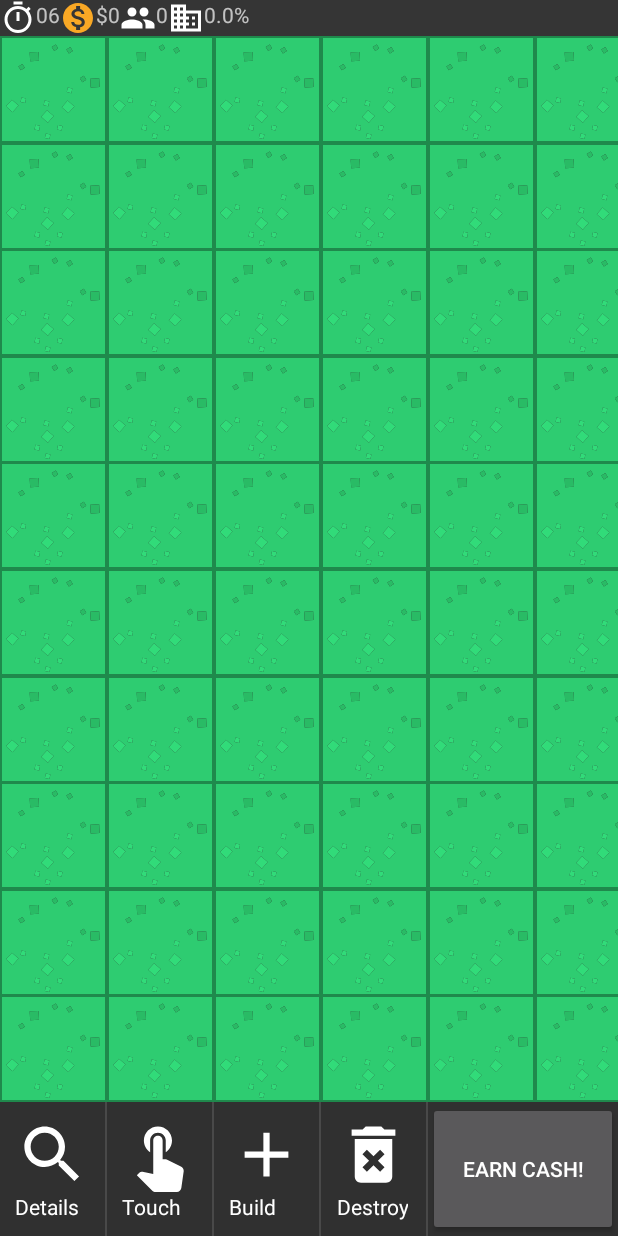
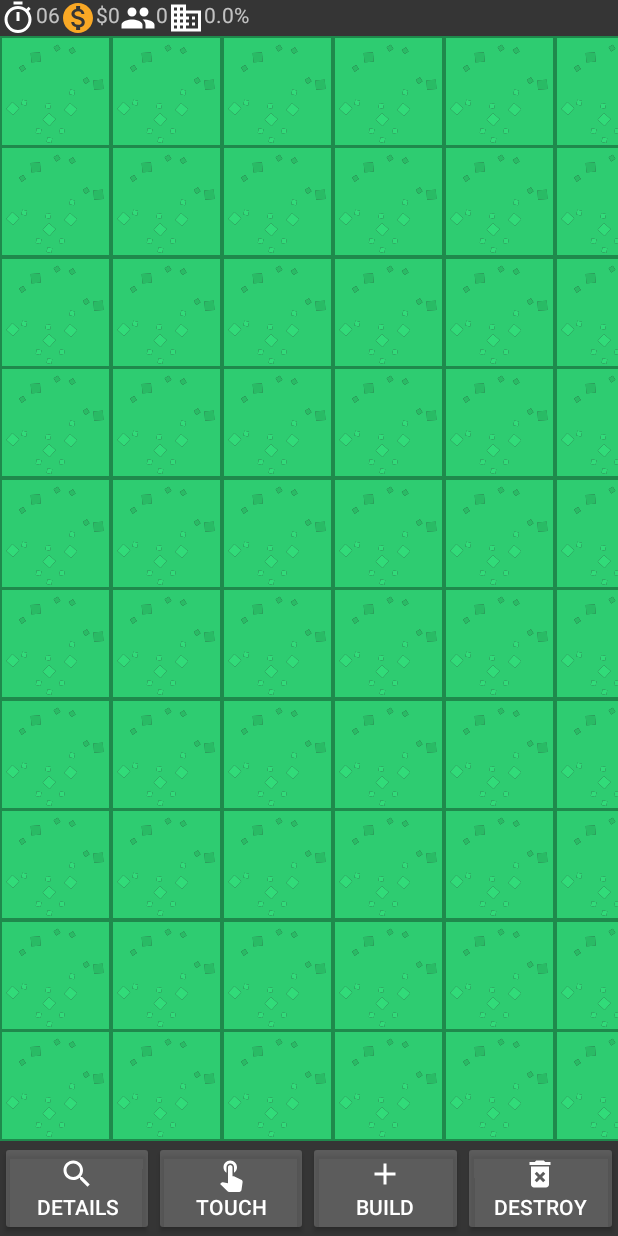
Before and after one commit to BenBowers/MadCity, an Android app: the screen it shows after launch (MapActivity), after a tap on "NEW GAME", on a phone screen of 412 x 824 dp. Run offline under Robolectric (Android 15) with nearby library versions, the phone set to English and light mode, and no system bars; 2 statements that could not run were skipped.

Commit message:
Selector refactor

```diff
--- a/app/src/main/AndroidManifest.xml
+++ b/app/src/main/AndroidManifest.xml
@@ -26,6 +26,8 @@
         <activity
             android:name=".SettingsActivity"
             android:parentActivityName=".TitleScreen" />
+        <activity android:name=".MapDetailsActivity"
+            android:parentActivityName=".MapActivity"/>
     </application>
 
 </manifest>
--- a/app/src/main/java/edu/curtin/madcity/MapActivity.java
+++ b/app/src/main/java/edu/curtin/madcity/MapActivity.java
@@ -4,8 +4,6 @@ import android.content.Context;
 import android.content.Intent;
 import android.os.Bundle;
 import android.util.Log;
-import android.view.View;
-import android.widget.Button;
 
 import androidx.appcompat.app.AppCompatActivity;
 import androidx.fragment.app.FragmentManager;
@@ -14,19 +12,18 @@ public class MapActivity extends AppCompatActivity
 {
     private static final String TAG = "MapActivity";
 
-    private Button mUpdateButton;
     private StatusBar mStatusBar;
 
     public static Intent newIntent(Context packageContext)
     {
         return new Intent(packageContext, MapActivity.class);
+
     }
 
     @Override
     protected void onCreate(Bundle savedInstanceState)
     {
         Log.d(TAG, "onCreate() called");
-
 
         MapGrid mapGrid;
         SelectorFragment selectorFragment;
@@ -35,10 +32,6 @@ public class MapActivity extends AppCompatActivity
         super.onCreate(savedInstanceState);
         setContentView(R.layout.activity_map);
 
-        mUpdateButton = findViewById(R.id.updateButton);
-        mUpdateButton.setOnClickListener(this::update);
-
-        mStatusBar = (StatusBar)fm.findFragmentById(R.id.map_status_bar);
 
         if (mStatusBar == null)
         {
@@ -69,20 +62,8 @@ public class MapActivity extends AppCompatActivity
             fm.beginTransaction().add(R.id.map_grid, mapGrid).commit();
         }
 
-
-    }
-
-    private void update(View v)
-    {
-        Log.d(TAG, "updating");
-        mStatusBar.update();
-    }
-
-    private void update()
-    {
-        Log.d(TAG, "updating");
-        mStatusBar.update();
     }
 
 
+
 }
--- a/app/src/main/java/edu/curtin/madcity/SelectorFragment.java
+++ b/app/src/main/java/edu/curtin/madcity/SelectorFragment.java
@@ -1,21 +1,18 @@
 package edu.curtin.madcity;
 
 import android.content.Intent;
+import android.content.res.ColorStateList;
 import android.os.Bundle;
 import android.util.Log;
 import android.view.LayoutInflater;
 import android.view.View;
 import android.view.ViewGroup;
-import android.widget.ImageView;
-import android.widget.TextView;
+import android.widget.Button;
 import android.widget.Toast;
 
 import androidx.annotation.NonNull;
 import androidx.annotation.Nullable;
 import androidx.fragment.app.Fragment;
-import androidx.recyclerview.widget.DividerItemDecoration;
-import androidx.recyclerview.widget.LinearLayoutManager;
-import androidx.recyclerview.widget.RecyclerView;
 
 import edu.curtin.madcity.structure.Structure;
 import edu.curtin.madcity.structure.StructureData;
@@ -27,7 +24,17 @@ public class SelectorFragment extends Fragment
 {
 // CLASS CONSTANTS -----------------------------------------------------------
 
-    private static final String TAG = "SelectorFragment";
+    /**
+     * Enum to identify the current button that's selected
+     */
+    private enum SelectedItem{
+        INSPECT,
+        TOUCH,
+        ADD,
+        REMOVE
+    }
+
+    private static final String TAG = "Selector";
 
     private static final String DIALOG_NUMBER = "DialogNumber";
 
@@ -37,54 +44,21 @@ public class SelectorFragment extends Fragment
 
     private final GameData GAME_DATA = GameData.getInstance();
 
+    private Structure mStructure;
+    private SelectedItem mSelectedItem = SelectedItem.TOUCH;
 
-    private static final SelectorItem TOUCH = new SelectorItem(
-            R.string.selector_inspect, R.drawable.selector_inspect);
+    private Button mInspectButton;
+    private Button mTouchButton;
+    private Button mAddButton;
+    private Button mRemoveButton;
 
-    private static final SelectorItem INSPECT = new SelectorItem(
-            R.string.selector_touch, R.drawable.selector_touch);
+    public SelectorFragment(){}
 
-
-    private static final SelectorItem ADD = new SelectorItem(
-            R.string.selector_add, R.drawable.selector_add);
-
-    private static final SelectorItem REMOVE = new SelectorItem(
-            R.string.selector_remove, R.drawable.selector_remove);
-
-    private static final SelectorItem[] ITEMS = {
-            TOUCH,
-            INSPECT,
-            ADD,
-            REMOVE,
-    };
-
-    private static final int TOUCH_POS = 0;
-    private static final int INSPECT_POS = 1;
-    private static final int ADD_POS = 2;
-    private static final int REMOVE_POS = 3;
-
-// PRIVATE CLASS FIELDS ------------------------------------------------------
-
-    private RecyclerView mRecyclerView;
-    private SelectorAdaptor mAdapter = new SelectorAdaptor();
-    private int mSelectedPos = -1;
-
-    private Structure mStructure;
-
-// CONSTRUCTORS --------------------------------------------------------------
-
-    public SelectorFragment()
+    @Override
+    public void onCreate(@Nullable Bundle savedInstanceState)
     {
-        // These have to be set at runtime because they're not static
-
-        INSPECT.setOnClickListener(this::touchClicked);
-        TOUCH.setOnClickListener(this::inspectClicked);
-        ADD.setOnClickListener(this::addClicked);
-        REMOVE.setOnClickListener(this::removeClicked);
+        super.onCreate(savedInstanceState);
     }
-
-
-// OVERRIDE METHODS ----------------------------------------------------------
 
     @Nullable
     @Override
@@ -93,16 +67,22 @@ public class SelectorFragment extends Fragment
                              @Nullable Bundle savedInstanceState)
     {
         Log.d(TAG, "onCreateView() called");
+        View view  = inflater.inflate(R.layout.selector_fragment,
+                                      container, false);
 
-        View view = inflater.inflate(R.layout.selector, container, false);
-        mRecyclerView = view.findViewById(R.id.selector_recycler_view);
-        mRecyclerView.setLayoutManager(
-                new LinearLayoutManager(getActivity(),
-                                        RecyclerView.HORIZONTAL, false));
-        mRecyclerView.setAdapter(mAdapter);
-        mRecyclerView.addItemDecoration(
-                new DividerItemDecoration(mRecyclerView.getContext(),
-                                          DividerItemDecoration.HORIZONTAL));
+        // Get references to UI elements
+        mInspectButton = view.findViewById(R.id.inspect_button);
+        mTouchButton = view.findViewById(R.id.touch_button);
+        mAddButton = view.findViewById(R.id.add_button);
+        mRemoveButton = view.findViewById(R.id.remove_button);
+
+        // Add listeners to the buttons
+        mInspectButton.setOnClickListener(this::inspectClicked);
+        mTouchButton.setOnClickListener(this::touchClicked);
+        mAddButton.setOnClickListener(this::addClicked);
+        mRemoveButton.setOnClickListener(this::removeClicked);
+
+
         return view;
     }
 
@@ -133,41 +113,6 @@ public class SelectorFragment extends Fragment
         }
     }
 
-// PUBLIC METHODS ------------------------------------------------------------
-
-
-    // PRIVATE METHODS -----------------------------------------------------------
-
-    private void selectStructure(int type)
-    {
-        switch (type)
-        {
-            case 0:
-
-                showList(REQUEST_RESIDENTIAL);
-                break;
-            case 1:
-                showList(REQUEST_COMMERCIAL);
-
-                break;
-            case 2:
-                mStructure = StructureData.ROAD;
-                break;
-            default:
-                throw new IllegalArgumentException("invalid type");
-        }
-    }
-
-    private void showList(int code)
-    {
-        StructureSelector selector =
-                new StructureSelector(
-                        getType(code));
-
-        selector.setTargetFragment(SelectorFragment.this,
-                                   code);
-        selector.show(getFragmentManager(), DIALOG_NUMBER);
-    }
 
     private void structureReceived(int type, Intent data)
     {
@@ -193,35 +138,67 @@ public class SelectorFragment extends Fragment
         return arr;
     }
 
-    public boolean itemClicked(int x, int y)
+    private void showList(int code)
     {
-        boolean dataChanged = true;
+        StructureSelector selector =
+                new StructureSelector(
+                        getType(code));
 
-        switch (mSelectedPos)
+        selector.setTargetFragment(SelectorFragment.this,
+                                   code);
+
+        selector.show(getFragmentManager(), DIALOG_NUMBER);
+    }
+
+    private void touchClicked(View view)
+    {
+        Log.d(TAG, "touchClicked() called");
+        setSelectedItem(SelectedItem.TOUCH);
+    }
+
+    private void inspectClicked(View view)
+    {
+        Log.d(TAG, "inspectClicked() called");
+        setSelectedItem(SelectedItem.INSPECT);
+
+    }
+
+    private void addClicked(View view)
+    {
+        Log.d(TAG, "addClicked() called");
+        setSelectedItem(SelectedItem.ADD);
+
+
+        StructureSelector selector = new StructureSelector();
+        selector.setTargetFragment(SelectorFragment.this,
+                                   REQUEST_STRUCTURE_TYPE);
+        selector.show(getFragmentManager(), DIALOG_NUMBER);
+    }
+
+    private void removeClicked(View view)
+    {
+        Log.d(TAG, "removeClicked() called");
+        setSelectedItem(SelectedItem.REMOVE);
+    }
+
+    private void selectStructure(int type)
+    {
+        switch (type)
         {
-            case TOUCH_POS:
-                dataChanged = false;
+            case 0:
+
+                showList(REQUEST_RESIDENTIAL);
                 break;
-            case INSPECT_POS:
-                dataChanged = false;
-                inspectItem(x, y);
+            case 1:
+                showList(REQUEST_COMMERCIAL);
+
                 break;
-            case ADD_POS:
-                if (mStructure != null)
-                {
-                    addStructure(x, y);
-                }
-                break;
-
-            case REMOVE_POS:
-                removeStructure(x, y);
+            case 2:
+                mStructure = StructureData.ROAD;
                 break;
             default:
-                dataChanged = false;
-                break;
+                throw new IllegalArgumentException("invalid type");
         }
-
-        return dataChanged;
     }
 
     public void addStructure(int x, int y)
@@ -249,142 +226,59 @@ public class SelectorFragment extends Fragment
         GAME_DATA.mMap[x][y] = null;
     }
 
-    private void touchClicked(View view)
+    public boolean itemClicked(int x, int y)
     {
-        Log.d(TAG, "touchClicked() called");
-        mSelectedPos = 0;
-        updateUI();
+        boolean dataChanged = true;
 
+        switch (mSelectedItem)
+        {
+            case TOUCH:
+                dataChanged = false;
+                break;
+            case INSPECT:
+                dataChanged = false;
+                inspectItem(x, y);
+                break;
+            case ADD:
+                if (mStructure != null)
+                {
+                    addStructure(x, y);
+                }
+                break;
+
+            case REMOVE:
+                removeStructure(x, y);
+                break;
+            default:
+                dataChanged = false;
+                break;
+        }
+
+        return dataChanged;
     }
 
-    private void inspectClicked(View view)
+    private void setSelectedItem(SelectedItem x)
     {
-        Log.d(TAG, "inspectClicked() called");
-        mSelectedPos  = 1;
-        updateUI();
+
+        getButton(mSelectedItem).setBackgroundTintList(ColorStateList.valueOf(
+                getResources().getColor(R.color.not_selected, null)));
+
+        getButton(x).setBackgroundTintList(ColorStateList.valueOf(
+            getResources().getColor(R.color.selected, null)));
+        mSelectedItem = x;
     }
 
-    private void addClicked(View view)
+    private Button getButton(SelectedItem x) throws IllegalStateException
     {
-        Log.d(TAG, "addClicked() called");
-        mSelectedPos = 2;
-        updateUI();
-
-        StructureSelector selector = new StructureSelector();
-        selector.setTargetFragment(SelectorFragment.this,
-                                   REQUEST_STRUCTURE_TYPE);
-        selector.show(getFragmentManager(), DIALOG_NUMBER);
-    }
-
-    private void removeClicked(View view)
-    {
-        Log.d(TAG, "removeClicked() called");
-        mSelectedPos = 3;
-        updateUI();
-    }
-
-    private void updateUI()
-    {
-        mAdapter.notifyDataSetChanged();
-    }
-
-// PRIVATE CLASSES -----------------------------------------------------------
-
-    private class SelectorAdaptor
-            extends RecyclerView.Adapter<SelectorViewHolder>
-    {
-        @NonNull
-        @Override
-        public SelectorViewHolder onCreateViewHolder(
-                @NonNull ViewGroup parent, int viewType)
+        Button button;
+        switch (x)
         {
-            Log.d(TAG, "onCreateViewHolder() called");
-
-            LayoutInflater layoutInflater =
-                    LayoutInflater.from(getActivity());
-            View view = layoutInflater.inflate(
-                    R.layout.selector_cell, parent,false);
-            return new SelectorViewHolder(view);
+            case INSPECT: button = mInspectButton; break;
+            case TOUCH: button = mTouchButton; break;
+            case ADD: button = mAddButton; break;
+            case REMOVE: button = mRemoveButton; break;
+            default: throw new IllegalStateException();
         }
-
-        @Override
-        public void onBindViewHolder(@NonNull SelectorViewHolder holder,
-                                     int position)
-        {
-            Log.d(TAG, "onBindViewHolder() called");
-            holder.bind(ITEMS[position]);
-
-            if(position == mSelectedPos)
-            {
-                holder.itemView.setBackgroundColor(
-                        getResources().getColor(R.color.selected, null));
-            }
-            else
-            {
-                holder.itemView.setBackgroundColor(
-                        getResources().getColor(R.color.trans, null));
-            }
-        }
-
-        @Override
-        public int getItemCount()
-        {
-            Log.d(TAG, "getItemCount() called");
-            return ITEMS.length;
-        }
-    }
-
-    private class SelectorViewHolder extends RecyclerView.ViewHolder
-            implements View.OnClickListener
-    {
-        private ImageView mImageView;
-        private TextView mTextView;
-
-        private SelectorItem mSelectorItem;
-
-        public SelectorViewHolder(@NonNull View itemView)
-        {
-            super(itemView);
-            mImageView = itemView.findViewById(R.id.selector_image_view);
-            mTextView = itemView.findViewById(R.id.selector_text_view);
-            itemView.setOnClickListener(this);
-        }
-
-        public void bind(SelectorItem selectorItem)
-        {
-            mSelectorItem = selectorItem;
-            mTextView.setText(mSelectorItem.NAME);
-            mImageView.setImageResource(mSelectorItem.DRAWABLE);
-        }
-
-        @Override
-        public void onClick(View view)
-        {
-            mSelectorItem.onClick(view);
-        }
-    }
-
-    private static class SelectorItem implements View.OnClickListener
-    {
-        public final int NAME;
-        public final int DRAWABLE;
-        private View.OnClickListener ON_CLICK;
-
-        public SelectorItem(int name, int drawable)
-        {
-            NAME = name;
-            DRAWABLE = drawable;
-        }
-
-        public void setOnClickListener(View.OnClickListener v)
-        {
-            ON_CLICK = v;
-        }
-
-        @Override
-        public void onClick(View view)
-        {
-            ON_CLICK.onClick(view);
-        }
+        return button;
     }
 }
--- a/app/src/main/res/layout/activity_map.xml
+++ b/app/src/main/res/layout/activity_map.xml
@@ -4,7 +4,6 @@
     android:layout_width="match_parent"
     android:layout_height="match_parent"
     android:orientation="vertical"
-    xmlns:app="http://schemas.android.com/apk/res-auto"
     tools:context=".MapActivity">
 
     <FrameLayout
@@ -21,32 +20,13 @@
 
         />
 
-<androidx.constraintlayout.widget.ConstraintLayout
-    android:layout_width="match_parent"
-    android:layout_height="wrap_content">
 
     <FrameLayout
         android:id="@+id/map_selector"
-        android:layout_width="wrap_content"
+        android:layout_width="match_parent"
         android:layout_height="wrap_content"
-        app:layout_constraintTop_toTopOf="parent"
-        app:layout_constraintBottom_toBottomOf="parent"
-        app:layout_constraintStart_toStartOf="parent"
-        app:layout_constraintEnd_toStartOf="@id/updateButton"
         />
 
-    <Button
-        android:id="@+id/updateButton"
-        android:layout_width="0dp"
-        android:layout_height="0dp"
-        android:layout_weight="0.3"
-        android:text="@string/update_button"
-        app:layout_constraintTop_toTopOf="parent"
-        app:layout_constraintBottom_toBottomOf="parent"
-        app:layout_constraintStart_toEndOf="@id/map_selector"
-        app:layout_constraintEnd_toEndOf="parent"/>
-
-</androidx.constraintlayout.widget.ConstraintLayout>
 
 
 </LinearLayout>
--- /dev/null
+++ b/app/src/main/res/layout/selector_fragment.xml
@@ -0,0 +1,48 @@
+<?xml version="1.0" encoding="utf-8"?>
+<LinearLayout xmlns:android="http://schemas.android.com/apk/res/android"
+    android:layout_width="match_parent"
+    android:layout_height="wrap_content"
+    android:background="@color/colorPrimaryDark"
+    android:orientation="horizontal">
+
+    <Button
+        android:id="@+id/inspect_button"
+        android:layout_width="0dp"
+        android:layout_height="match_parent"
+        android:layout_weight="0.25"
+        android:drawableTop="@drawable/selector_inspect"
+        android:text="@string/selector_inspect"
+        android:backgroundTint="@color/not_selected"
+        android:textColor="#FFFFFF"/>
+
+    <Button
+        android:id="@+id/touch_button"
+        android:layout_width="0dp"
+        android:layout_height="match_parent"
+        android:layout_weight="0.25"
+        android:drawableTop="@drawable/selector_touch"
+        android:text="@string/selector_touch"
+        android:backgroundTint="@color/not_selected"
+        android:textColor="#FFFFFF"/>
+
+    <Button
+        android:id="@+id/add_button"
+        android:layout_width="0dp"
+        android:layout_height="match_parent"
+        android:layout_weight="0.25"
+        android:backgroundTint="@color/not_selected"
+        android:drawableTop="@drawable/selector_add"
+        android:text="@string/selector_add"
+        android:textColor="#FFFFFF" />
+
+    <Button
+        android:id="@+id/remove_button"
+        android:layout_width="0dp"
+        android:layout_height="match_parent"
+        android:layout_weight="0.25"
+        android:drawableTop="@drawable/selector_remove"
+        android:text="@string/selector_remove"
+        android:backgroundTint="@color/not_selected"
+        android:textColor="#FFFFFF" />
+
+</LinearLayout>
--- a/app/src/main/res/values/colors.xml
+++ b/app/src/main/res/values/colors.xml
@@ -8,5 +8,7 @@
     <color name="status_bar">#353535</color>
     <color name="trans">#00000000 </color>
     <color name="selected">#804285F4</color>
+
+    <color name="not_selected">#31FFFFFF</color>
     <color name="map_background">#2E7D32</color>
 </resources>
```
